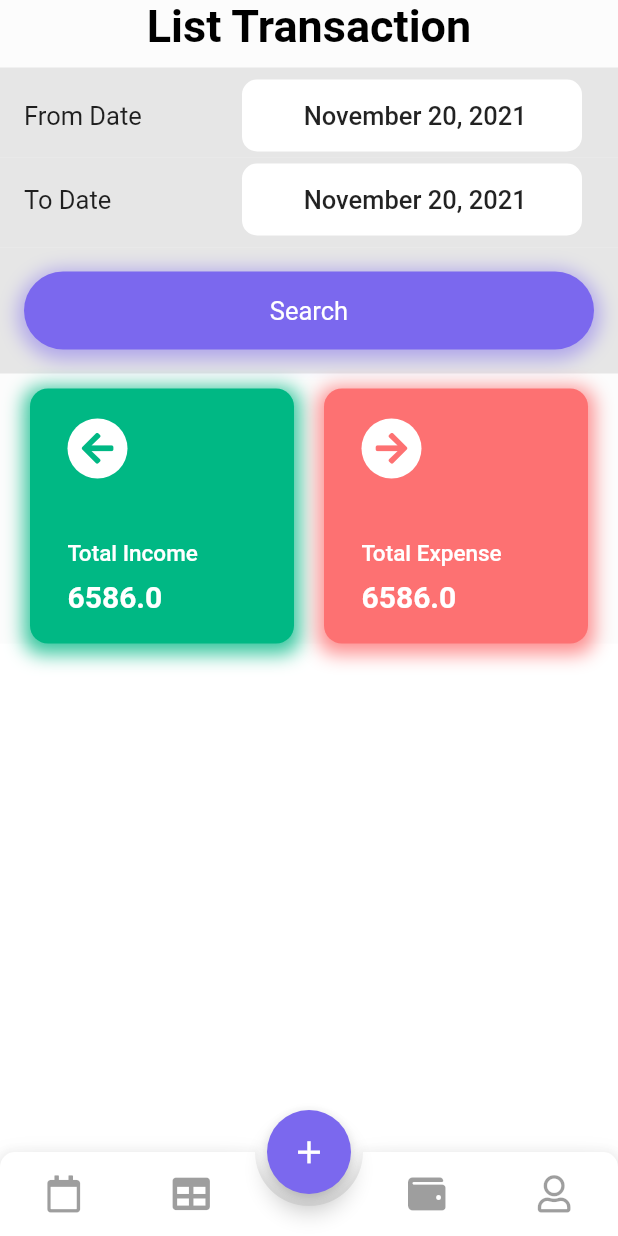
After one commit to NoHuyen1820/qlct, a Flutter app: the screen it shows once a user with an empty profile is signed in, after a tap on the "add" icon, on a phone screen of 412 x 824 dp. The commit adds this screen. Run offline on Flutter 3.47's test engine with Material 2 defaults, Android fonts, the phone set to English and light mode, and no system bars; drawn by our look-alikes of animated_bottom_navigation_bar; our stand-ins replace decimal, firebase_auth, firebase_core, fl_chart, flutter_datetime_picker, flutter_slidable and 5 more; missing offline and left inert: big_decimal; accounts and stored records are empty; network calls fail; Roboto replaces fonts that are missing (Rubik-Bold).

Commit message:
implement transaction_list.dart

```diff
--- a/lib/constants.dart
+++ b/lib/constants.dart
@@ -4,3 +4,20 @@ const kPrimaryColor = Color(0xFF6F35A5);
 const kPrimaryLightColor = Color(0xFFF1E6FF);
 const kPrimaryWhiteColor = Color(0xffffffff);
 const kPrimaryBlackColor = Color(0xff000000);
+
+const List<String> listMonth = [
+  "Jan",
+  "Feb",
+  "Mar",
+  "Apr",
+  "May",
+  "Jun",
+  "Jul",
+  "Aug",
+  "Sep",
+  "Oct",
+  "Nov",
+  "Dec",
+];
+
+const List<String> listYear = ["2021", "2022"];
--- a/lib/screens/overview/overview_screen.dart
+++ b/lib/screens/overview/overview_screen.dart
@@ -18,7 +18,10 @@ class OverviewScreen extends StatefulWidget {
 }
 
 class _OverviewScreenState extends State<OverviewScreen> {
-  var logger = Logger(printer: PrettyPrinter(),);
+  var logger = Logger(
+    printer: PrettyPrinter(),
+  );
+
   // Declare need services
   var budgetService = BudgetService();
   var transactionService = TransactionService();
--- a/lib/screens/root_app.dart
+++ b/lib/screens/root_app.dart
@@ -2,6 +2,7 @@ import 'package:qlct/screens/budget/budget_list.dart';
 import 'package:qlct/screens/overview/overview_screen.dart';
 import 'package:qlct/screens/profile/profile_screen.dart';
 import 'package:qlct/screens/report/report_screen.dart';
+import 'package:qlct/screens/transaction/transaction_list.dart';
 import 'package:qlct/theme/colors.dart';
 import 'package:flutter/material.dart';
 
@@ -22,7 +23,8 @@ class _RootAppState extends State<RootApp> {
     const ReportScreen(),
     const BudgetListScreen(),
     const ProfileScreen(),
-    const OverviewScreen(),
+   // const OverviewScreen(),
+    const TransactionListScreen(),
   ];
 
   @override
@@ -50,7 +52,7 @@ class _RootAppState extends State<RootApp> {
               Icons.add,
               size: 25,
             ),
-            backgroundColor: QLCTColors.mainColor
+            backgroundColor: QLCTColors.mainPurpleColor  //mainColor
             //params
         ),
         floatingActionButtonLocation: FloatingActionButtonLocation.centerDocked
@@ -73,8 +75,8 @@ class _RootAppState extends State<RootApp> {
     ];
 
     return AnimatedBottomNavigationBar(
-      activeColor: QLCTColors.mainColor,
-      splashColor: QLCTColors.mainColor,
+      activeColor: QLCTColors.mainPurpleColor,// mainColor
+      splashColor: QLCTColors.mainPurpleColor,
       inactiveColor: Colors.black38,
       icons: iconItems,
       activeIndex: pageIndex,
--- /dev/null
+++ b/lib/screens/transaction/transaction_list.dart
@@ -0,0 +1,404 @@
+import 'package:flutter/cupertino.dart';
+import 'package:flutter/material.dart';
+import 'package:flutter_datetime_picker/flutter_datetime_picker.dart';
+import 'package:font_awesome_flutter/font_awesome_flutter.dart';
+import 'package:intl/intl.dart';
+import 'package:logger/logger.dart';
+import 'package:qlct/constants.dart';
+import 'package:qlct/theme/colors.dart';
+
+class TransactionListScreen extends StatefulWidget {
+  const TransactionListScreen({Key? key}) : super(key: key);
+
+  @override
+  _TransactionListScreenState createState() => _TransactionListScreenState();
+}
+
+class _TransactionListScreenState extends State<TransactionListScreen> {
+  var logger = Logger(
+    printer: PrettyPrinter(),
+  );
+  String valueChooseMonth = listMonth.first;
+  String valueChooseYear = listYear.first;
+  String _currentdate = DateFormat.yMMMMd('en-US').format(DateTime.now());
+
+  Widget buttonCustom(String content, Color color) {
+    return Container(
+      padding: const EdgeInsets.symmetric(vertical: 16.0, horizontal: 32.0),
+      margin: const EdgeInsets.symmetric(vertical: 16.0, horizontal: 16.0),
+      decoration: BoxDecoration(
+        color: color,
+        borderRadius: const BorderRadius.all(
+          Radius.circular(30.0),
+        ),
+        boxShadow: [
+          BoxShadow(
+            color: color.withOpacity(0.5),
+            spreadRadius: 4,
+            blurRadius: 10,
+            offset: const Offset(0, 3),
+          )
+        ],
+      ),
+      child: Center(
+        child: GestureDetector(
+          onTap: () {
+            logger.i("Month:" + valueChooseMonth.toString());
+            logger.i("Year" + valueChooseYear.toString());
+          },
+          child: Text(
+            content,
+            textAlign: TextAlign.center,
+            style: const TextStyle(
+              fontSize: 17,
+              letterSpacing: 0.0,
+              color: Colors.white,
+            ),
+          ),
+        ),
+      ),
+    );
+  }
+
+  @override
+  void initState() {
+    // TODO: implement initState
+    super.initState();
+  }
+
+  @override
+  Widget build(BuildContext context) {
+    var size = MediaQuery.of(context).size;
+
+    return SafeArea(
+      child: SingleChildScrollView(
+        child: Container(
+          color: const Color(0xfffcfcfc),
+          child: Column(
+            children: [
+              const Text(
+                "List Transaction",
+                style: TextStyle(
+                    fontFamily: "Rubik-Bold",
+                    color: Colors.black,
+                    fontSize: 30.0,
+                    fontWeight: FontWeight.w700,
+                    decorationStyle: TextDecorationStyle.wavy),
+              ),
+              const SizedBox(
+                height: 10.0,
+              ),
+              Form(child: Column(
+                children: [
+                  //
+                  Container(
+                    color: RallyColors.gray60,
+                    child: Padding(
+                      padding: const EdgeInsets.fromLTRB(8.0, 8.0, 8.0, 4.0),
+                      child: Row(
+                        mainAxisAlignment: MainAxisAlignment.start,
+                        children: [
+                          // Container(
+                          //   padding: const EdgeInsets.symmetric(horizontal: 8.0),
+                          //   margin: const EdgeInsets.symmetric(horizontal: 16.0),
+                          //   decoration: BoxDecoration(
+                          //       color: Colors.white,
+                          //       borderRadius: BorderRadius.circular(10.0)),
+                          //   child: DropdownButton(
+                          //     onChanged: (String? value) {
+                          //       setState(() {
+                          //         valueChooseMonth = value!;
+                          //       });
+                          //     },
+                          //     value: valueChooseMonth,
+                          //     items: listMonth.map((items) {
+                          //       return DropdownMenuItem(
+                          //           value: items,
+                          //           child: Text(
+                          //             items,
+                          //             style: const TextStyle(
+                          //               fontSize: 17,
+                          //             ),
+                          //           ));
+                          //     }).toList(),
+                          //   ),
+                          // ),
+                          SizedBox(
+                            width: size.width / 3,
+                            child: const Padding(
+                              padding: EdgeInsets.only(left: 8.0),
+                              child: Text(
+                                "From Date",
+                                style: TextStyle(
+                                  fontSize: 17.0,
+                                  color: Colors.black87,
+                                ),
+                              ),
+                            ),
+                          ),
+                          Expanded(
+                            child: Container(
+                              padding: const EdgeInsets.symmetric(horizontal: 8.0),
+                              margin: const EdgeInsets.symmetric(horizontal: 16.0),
+                              decoration: BoxDecoration(
+                                  color: Colors.white,
+                                  borderRadius: BorderRadius.circular(10.0)),
+                              child: TextButton(
+                                onPressed: () {
+                                  DatePicker.showDatePicker(context,
+                                      showTitleActions: true,
+                                      minTime: DateTime(2018, 3, 5),
+                                      maxTime: DateTime(2025, 1, 1),
+                                      onChanged: (date) {
+                                        logger.i("Onchange date: " + date.toString());
+                                      }, onConfirm: (date) {
+                                        _currentdate =
+                                        '${date.year} - ${date.month} - ${date.day}';
+                                        setState(() {});
+                                      },
+                                      currentTime: DateTime.now(),
+                                      locale: LocaleType.en);
+                                  setState(() {});
+                                },
+                                child: Text(
+                                  " $_currentdate",
+                                  style: const TextStyle(
+                                    color:Colors.black87,
+                                    fontSize: 17,
+                                  ),
+                                ),
+                              ),
+                            ),
+                          ),
+                          // buttonCustom("Search", QLCTColors.mainPurpleColor),
+                        ],
+                      ),
+                    ),
+                  ),
+                  // To Date button
+                  Container(
+                    color: RallyColors.gray60,
+                    child: Padding(
+                      padding: const EdgeInsets.fromLTRB(8.0, 4.0, 8.0, 8.0),
+                      child: Row(
+                        mainAxisAlignment: MainAxisAlignment.start,
+                        children: [
+                          // Container(
+                          //   padding: const EdgeInsets.symmetric(horizontal: 8.0),
+                          //   margin: const EdgeInsets.symmetric(horizontal: 16.0),
+                          //   decoration: BoxDecoration(
+                          //       color: Colors.white,
+                          //       borderRadius: BorderRadius.circular(10.0)),
+                          //   child: DropdownButton(
+                          //     onChanged: (String? value) {
+                          //       setState(() {
+                          //         valueChooseMonth = value!;
+                          //       });
+                          //     },
+                          //     value: valueChooseMonth,
+                          //     items: listMonth.map((items) {
+                          //       return DropdownMenuItem(
+                          //           value: items,
+                          //           child: Text(
+                          //             items,
+                          //             style: const TextStyle(
+                          //               fontSize: 17,
+                          //             ),
+                          //           ));
+                          //     }).toList(),
+                          //   ),
+                          // ),
+                          SizedBox(
+                            width: size.width / 3,
+                            child: const Padding(
+                              padding: EdgeInsets.only(left: 8.0),
+                              child: Text(
+                                "To Date",
+                                style: TextStyle(
+                                  fontSize: 17.0,
+                                  color: Colors.black87,
+                                ),
+                              ),
+                            ),
+                          ),
+                          Expanded(
+                            child: Container(
+                              padding: const EdgeInsets.symmetric(horizontal: 8.0),
+                              margin: const EdgeInsets.symmetric(horizontal: 16.0),
+                              decoration: BoxDecoration(
+                                  color: Colors.white,
+                                  borderRadius: BorderRadius.circular(10.0)),
+                              child: TextButton(
+                                onPressed: () {
+                                  DatePicker.showDatePicker(context,
+                                      showTitleActions: true,
+                                      minTime: DateTime(2018, 3, 5),
+                                      maxTime: DateTime(2025, 1, 1),
+                                      onChanged: (date) {
+                                        logger.i("Onchange date: " + date.toString());
+                                      }, onConfirm: (date) {
+                                        _currentdate =
+                                        '${date.year} - ${date.month} - ${date.day}';
+                                        setState(() {});
+                                      },
+                                      currentTime: DateTime.now(),
+                                      locale: LocaleType.en);
+                                  setState(() {});
+                                },
+                                child: Text(
+                                  " $_currentdate",
+                                  style: const TextStyle(
+                                    color:Colors.black87,
+                                    fontSize: 17,
+                                  ),
+                                ),
+                              ),
+                            ),
+                          ),
+                          // buttonCustom("Search", QLCTColors.mainPurpleColor),
+                        ],
+                      ),
+                    ),
+                  ),
+                  // button search
+                  Container(
+                      color: RallyColors.gray60,
+                      child: buttonCustom("Search", QLCTColors.mainPurpleColor)),
+                ],
+              )),
+              // Overview report
+              const SizedBox(
+                height: 10.0,
+              ),
+              Wrap(
+                spacing: 20.0,
+                children: [
+                  Container(
+                    width: (size.width - 60) / 2,
+                    height: 170,
+                    decoration: BoxDecoration(
+                        color:QLCTColors.mainGreenColor,
+                        borderRadius: BorderRadius.circular(12),
+                      boxShadow: [
+                        BoxShadow(
+                          color: QLCTColors.mainGreenColor.withOpacity(0.8),
+                          spreadRadius: 4,
+                          blurRadius: 10,
+                          offset: const Offset(0, 3),
+                        )
+                      ],),
+                    child: Padding(
+                      padding: const EdgeInsets.only(
+                          left: 25, right: 25, top: 20, bottom: 20),
+                      child: Column(
+                        crossAxisAlignment: CrossAxisAlignment.start,
+                        mainAxisAlignment: MainAxisAlignment.spaceBetween,
+                        children: [
+                          Container(
+                            width: 40,
+                            height: 40,
+                            decoration: const BoxDecoration(
+                                shape: BoxShape.circle,
+                                color: Colors.white),
+                            child: const Center(
+                                child: Icon(
+                                  FontAwesomeIcons.arrowLeft,
+                                  color: QLCTColors.mainGreenColor,
+                                )),
+                          ),
+                          Column(
+                            crossAxisAlignment: CrossAxisAlignment.start,
+                            children: const [
+                              Text(
+                                "Total Income",
+                                style: TextStyle(
+                                    fontWeight: FontWeight.w500,
+                                    fontSize: 15,
+                                    color: Colors.white),
+                              ),
+                              SizedBox(
+                                height: 8,
+                              ),
+                              Text(
+                                "6586.0",
+                                style: TextStyle(
+                                  fontWeight: FontWeight.bold,
+                                  fontSize: 20,
+                                  color: Colors.white
+                                ),
+                              )
+                            ],
+                          )
+                        ],
+                      ),
+                    ),
+                  ),
+                  Container(
+                    width: (size.width - 60) / 2,
+                    height: 170,
+                    decoration: BoxDecoration(
+                        color: QLCTColors.mainRedColor,
+                        borderRadius: BorderRadius.circular(12),
+                      boxShadow: [
+                        BoxShadow(
+                          color: QLCTColors.mainRedColor.withOpacity(0.8),
+                          spreadRadius: 4,
+                          blurRadius: 10,
+                          offset: const Offset(0, 3),
+                        )
+                      ],),
+                    child: Padding(
+                      padding: const EdgeInsets.only(
+                          left: 25, right: 25, top: 20, bottom: 20),
+                      child: Column(
+                        crossAxisAlignment: CrossAxisAlignment.start,
+                        mainAxisAlignment: MainAxisAlignment.spaceBetween,
+                        children: [
+                          Container(
+                            width: 40,
+                            height: 40,
+                            decoration: const BoxDecoration(
+                                shape: BoxShape.circle,
+                                color: Colors.white),
+                            child: const Center(
+                                child: Icon(
+                                  FontAwesomeIcons.arrowRight,
+                                  color: QLCTColors.mainRedColor,
+                                )),
+                          ),
+                          Column(
+                            crossAxisAlignment: CrossAxisAlignment.start,
+                            children: const [
+                              Text(
+                                "Total Expense",
+                                style: TextStyle(
+                                    fontWeight: FontWeight.w500,
+                                    fontSize: 15,
+                                    color: Colors.white),
+                              ),
+                              SizedBox(
+                                height: 8,
+                              ),
+                              Text(
+                                "6586.0",
+                                style: TextStyle(
+                                  fontWeight: FontWeight.bold,
+                                  fontSize: 20,
+                                  color: Colors.white,
+                                ),
+                              )
+                            ],
+                          )
+                        ],
+                      ),
+                    ),
+                  ),
+                ],
+              ),
+            ],
+          ),
+        ),
+      ),
+    );
+  }
+}
--- a/pubspec.yaml
+++ b/pubspec.yaml
@@ -68,7 +68,8 @@ dependencies:
   http: ^0.13.4
   modal_bottom_sheet: ^2.0.0
   logger: ^1.1.0
-
+  awesome_dropdown: ^0.0.4
+  flutter_datetime_picker: ^1.5.1
 dev_dependencies:
   flutter_test:
     sdk: flutter
```
